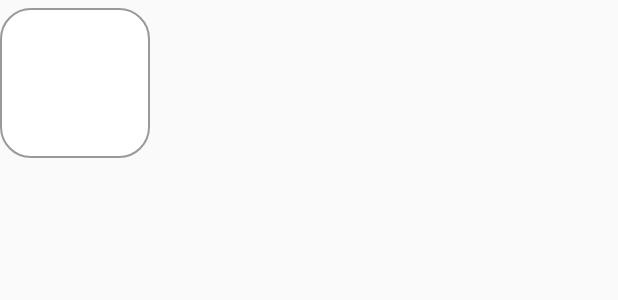
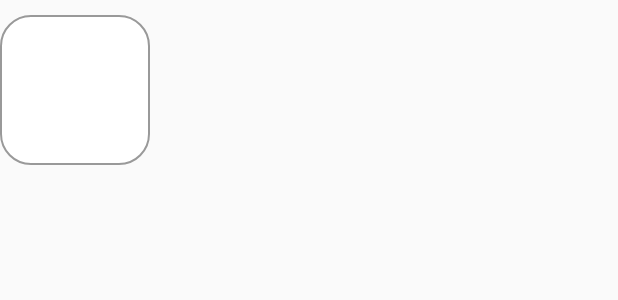
Before and after one commit to codeloadr/OathChallenge, an Android app: the layout item_layout.xml on its own in the app's theme, with its tools: preview values and no code run, on a phone screen of 412 x 824 dp. Shown: the top 300 px of the screen. Run offline under Robolectric (Android 15) with nearby library versions, the phone set to English and light mode, and no system bars; network calls fail.

Commit message:
Fixed laytout changes

```diff
--- a/app/src/main/res/layout/footer_layout.xml
+++ b/app/src/main/res/layout/footer_layout.xml
@@ -1,7 +1,8 @@
 <?xml version="1.0" encoding="utf-8"?>
 <android.support.constraint.ConstraintLayout xmlns:android="http://schemas.android.com/apk/res/android"
     xmlns:app="http://schemas.android.com/apk/res-auto"
-    android:layout_width="match_parent"
+    android:layout_width="wrap_content"
+    android:padding="@dimen/padding_bottom"
     android:layout_height="@dimen/button_margin"
     android:background="@color/white_color">
 
--- a/app/src/main/res/layout/item_layout.xml
+++ b/app/src/main/res/layout/item_layout.xml
@@ -1,22 +1,23 @@
 <?xml version="1.0" encoding="utf-8"?>
-<LinearLayout
-    xmlns:android="http://schemas.android.com/apk/res/android"
-    android:orientation="horizontal"
+<android.support.constraint.ConstraintLayout xmlns:android="http://schemas.android.com/apk/res/android"
+    xmlns:app="http://schemas.android.com/apk/res-auto"
+    xmlns:tools="http://schemas.android.com/tools"
+    android:id="@+id/linearLayout"
     android:layout_width="wrap_content"
-    android:paddingTop="@dimen/padding_bottom"
-    android:paddingBottom="@dimen/padding_bottom"
     android:layout_height="wrap_content"
     android:gravity="center_horizontal">
 
     <ImageView
         android:id="@+id/image"
+        android:layout_width="100dp"
+        android:layout_height="100dp"
+        android:layout_marginTop="10dp"
+        android:adjustViewBounds="true"
         android:background="@drawable/corner"
-        android:layout_width="@dimen/image_margin"
-        android:layout_height="@dimen/image_margin"
+        android:paddingBottom="@dimen/activity_horizontal_margin"
+        android:paddingTop="@dimen/activity_horizontal_margin"
         android:scaleType="fitXY"
-        android:adjustViewBounds="true"
-        android:paddingTop="@dimen/activity_horizontal_margin"
-        android:paddingBottom="@dimen/activity_horizontal_margin"
-        />
+        app:layout_constraintStart_toStartOf="parent"
+        app:layout_constraintTop_toTopOf="parent" />
 
-</LinearLayout>
+</android.support.constraint.ConstraintLayout>
```
Also changed, not shown: app/src/main/res/layout/activity_image_display.xml (+5 -3 lines).
